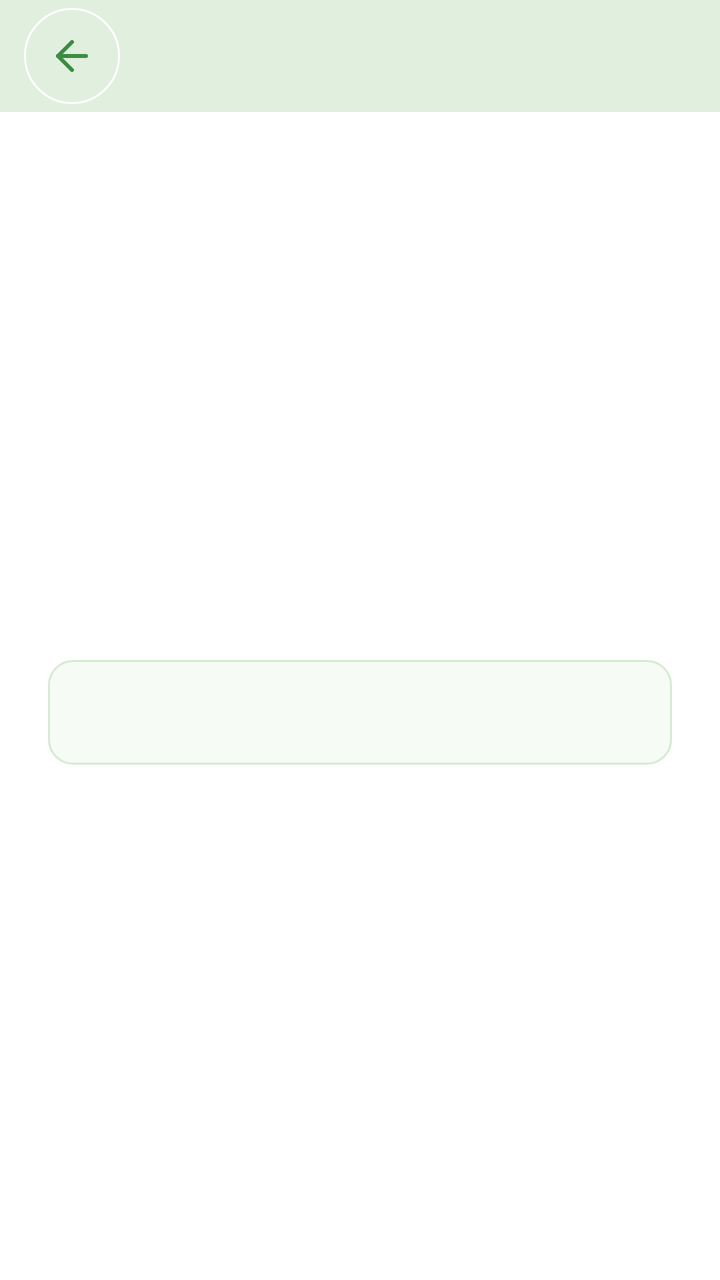
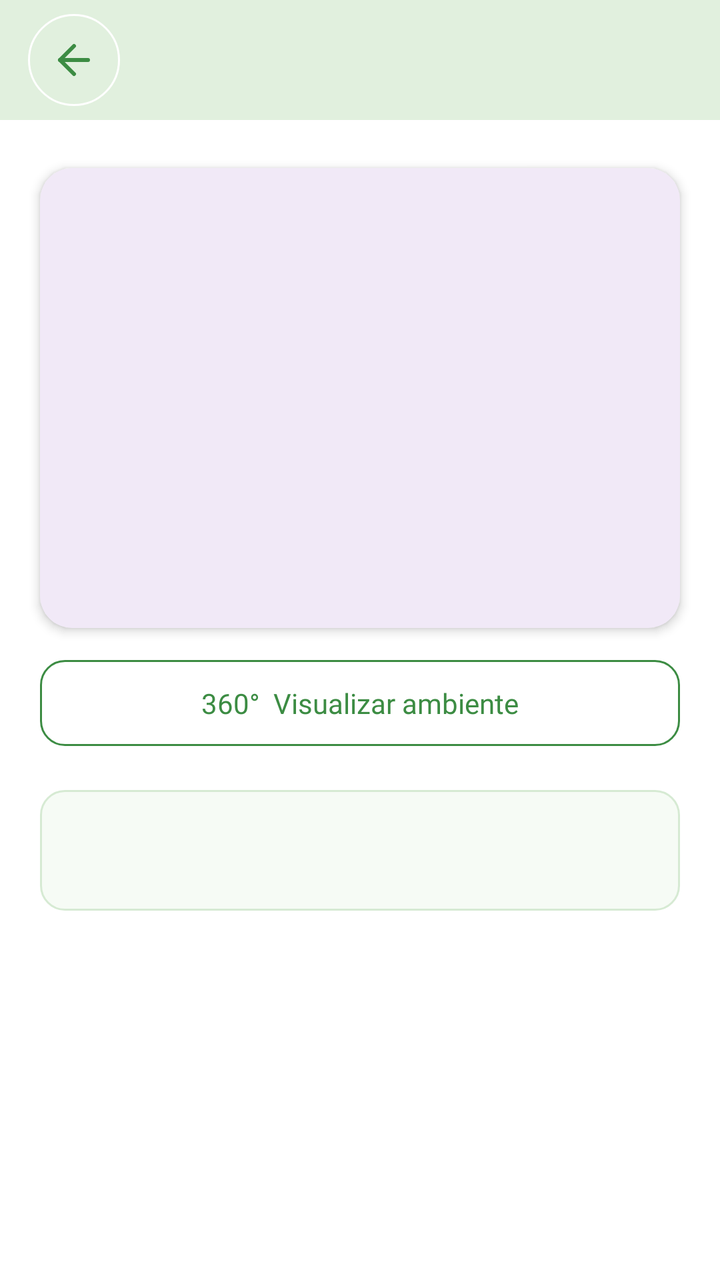

The first picture is an Android layout as it rendered before a commit; the second is the same layout after the commit. The layout source and the unified diff follow.
<!-- AndroidManifest.xml: application theme Theme.MapsIF -->
<!-- res/layout/activity_detalhe_sala.xml -->
<?xml version="1.0" encoding="utf-8"?>
<ScrollView
    xmlns:android="http://schemas.android.com/apk/res/android"
    xmlns:app="http://schemas.android.com/apk/res-auto"
    xmlns:tools="http://schemas.android.com/tools"
    android:layout_width="match_parent"
    android:layout_height="match_parent"
    android:fillViewport="true"
    android:background="@color/sobre_branco_fundo">

    <androidx.constraintlayout.widget.ConstraintLayout
        android:id="@+id/main"
        android:layout_width="match_parent"
        android:layout_height="wrap_content"
        android:paddingBottom="24dp"
        tools:context=".DetalheSalaActivity">

        
        <androidx.constraintlayout.widget.ConstraintLayout
            android:id="@+id/headerContainer"
            android:layout_width="0dp"
            android:layout_height="56dp"
            android:background="@color/sobre_verde_claro_header"
            app:layout_constraintTop_toTopOf="parent"
            app:layout_constraintStart_toStartOf="parent"
            app:layout_constraintEnd_toEndOf="parent">

            
            <ImageButton
                android:id="@+id/btnVoltar"
                android:layout_width="48dp"
                android:layout_height="48dp"
                android:layout_marginStart="12dp"
                android:background="@drawable/sobre_btn_circular_contorno"
                android:src="@drawable/sobre_ic_voltar"
                android:contentDescription="Botão de voltar"
                app:tint="@color/sobre_verde_primario"
                app:layout_constraintStart_toStartOf="parent"
                app:layout_constraintTop_toTopOf="parent"
                app:layout_constraintBottom_toBottomOf="parent" />

            
            <TextView
                android:id="@+id/txtTituloDetalhe"
                android:layout_width="0dp"
                android:layout_height="wrap_content"
                android:layout_marginStart="10dp"
                android:layout_marginEnd="16dp"
                android:fontFamily="@font/poppins_semibold"
                android:textColor="@color/sobre_texto_primario"
                android:textSize="20sp"
                app:layout_constraintStart_toEndOf="@id/btnVoltar"
                app:layout_constraintEnd_toEndOf="parent"
                app:layout_constraintTop_toTopOf="parent"
                app:layout_constraintBottom_toBottomOf="parent" />

        </androidx.constraintlayout.widget.ConstraintLayout>


        
        <ImageView
            android:id="@+id/imgDetalheSala"
            android:layout_width="0dp"
            android:layout_height="230dp"
            android:layout_marginTop="24dp"
            android:layout_marginStart="24dp"
            android:layout_marginEnd="24dp"
            android:scaleType="centerCrop"
            android:contentDescription="Imagem do ambiente"
            app:layout_constraintTop_toBottomOf="@id/headerContainer"
            app:layout_constraintStart_toStartOf="parent"
            app:layout_constraintEnd_toEndOf="parent" />


        
        <androidx.constraintlayout.widget.ConstraintLayout
            android:id="@+id/cardDescricao"
            android:layout_width="0dp"
            android:layout_height="wrap_content"
            android:layout_marginTop="20dp"
            android:layout_marginStart="24dp"
            android:layout_marginEnd="24dp"
            android:padding="16dp"
            android:background="@drawable/geral_bg_card"
            app:layout_constraintTop_toBottomOf="@id/imgDetalheSala"
            app:layout_constraintStart_toStartOf="parent"
            app:layout_constraintEnd_toEndOf="parent">

            <TextView
                android:id="@+id/txtDescricaoDetalhe"
                android:layout_width="0dp"
                android:layout_height="wrap_content"
                android:fontFamily="@font/poppins"
                android:textColor="@color/sobre_texto_secundario"
                android:textSize="15sp"
                android:lineSpacingExtra="4dp"
                app:layout_constraintTop_toTopOf="parent"
                app:layout_constraintStart_toStartOf="parent"
                app:layout_constraintEnd_toEndOf="parent"
                app:layout_constraintBottom_toBottomOf="parent" />

        </androidx.constraintlayout.widget.ConstraintLayout>

    </androidx.constraintlayout.widget.ConstraintLayout>

</ScrollView>
<!-- resources referenced by this layout -->
<resources>
  <color name="sobre_branco_fundo">#FFFFFFFF</color>
  <color name="sobre_texto_primario">#222222</color>
  <color name="sobre_texto_secundario">#757575</color>
  <color name="sobre_verde_claro_header">#E1F0DE</color>
  <color name="sobre_verde_primario">#3C8C43</color>
  <!-- drawable geral_bg_card (drawable) -->
  <?xml version="1.0" encoding="utf-8"?>
  <shape xmlns:android="http://schemas.android.com/apk/res/android"
      android:shape="rectangle">
  
      <solid android:color="@color/main_verde_claro_fundo_card" />
  
      <corners android:radius="12dp" />
  
      <stroke
          android:width="1dp"
          android:color="@color/main_verde_borda_card" />
  </shape>
  <!-- drawable sobre_btn_circular_contorno (drawable) -->
  <?xml version="1.0" encoding="utf-8"?>
  <shape xmlns:android="http://schemas.android.com/apk/res/android"
      android:shape="oval">
      <solid android:color="@android:color/transparent" />
      <stroke
          android:width="1dp"
          android:color="@android:color/white" />
  </shape>
  <!-- drawable sobre_ic_voltar (drawable) -->
  <vector xmlns:android="http://schemas.android.com/apk/res/android"
      android:width="24dp"
      android:height="24dp"
      android:viewportWidth="24"
      android:viewportHeight="24">
  <path
             android:pathData="m12,19 l-7,-7 7,-7"
             android:strokeLineJoin="round"
             android:strokeWidth="2"
             android:fillColor="#00000000"
             android:strokeColor="@color/sobre_verde_primario"
             android:strokeLineCap="round"/>
    <path
        android:pathData="M19,12H5"
        android:strokeLineJoin="round"
        android:strokeWidth="2"
        android:fillColor="#00000000"
        android:strokeColor="@color/sobre_verde_primario"
        android:strokeLineCap="round"/>
  </vector>
  <style name="Theme.MapsIF" parent="Base.Theme.MapsIF" />
  <color name="main_verde_claro_fundo_card">#F6FBF5</color>
  <color name="main_verde_borda_card">#D6EAD3</color>
  <style name="Base.Theme.MapsIF" parent="Theme.Material3.DayNight.NoActionBar">
          
          
      </style>
</resources>

<!-- the commit's change to res/layout/activity_detalhe_sala.xml (unified diff, before → after) -->
@@ -12,25 +12,24 @@
         android:id="@+id/main"
         android:layout_width="match_parent"
         android:layout_height="wrap_content"
-        android:paddingBottom="24dp"
+        android:paddingBottom="32dp"
         tools:context=".DetalheSalaActivity">
 
         
         <androidx.constraintlayout.widget.ConstraintLayout
             android:id="@+id/headerContainer"
             android:layout_width="0dp"
-            android:layout_height="56dp"
+            android:layout_height="60dp"
             android:background="@color/sobre_verde_claro_header"
             app:layout_constraintTop_toTopOf="parent"
             app:layout_constraintStart_toStartOf="parent"
             app:layout_constraintEnd_toEndOf="parent">
 
-            
             <ImageButton
-                android:id="@+id/btnVoltar"
-                android:layout_width="48dp"
-                android:layout_height="48dp"
-                android:layout_marginStart="12dp"
+                android:id="@+id/btnVoltarDetalhe"
+                android:layout_width="46dp"
+                android:layout_height="46dp"
+                android:layout_marginStart="14dp"
                 android:background="@drawable/sobre_btn_circular_contorno"
                 android:src="@drawable/sobre_ic_voltar"
                 android:contentDescription="Botão de voltar"
@@ -39,50 +38,94 @@
                 app:layout_constraintTop_toTopOf="parent"
                 app:layout_constraintBottom_toBottomOf="parent" />
 
-            
             <TextView
                 android:id="@+id/txtTituloDetalhe"
                 android:layout_width="0dp"
                 android:layout_height="wrap_content"
-                android:layout_marginStart="10dp"
-                android:layout_marginEnd="16dp"
+                android:layout_marginStart="12dp"
+                android:layout_marginEnd="20dp"
                 android:fontFamily="@font/poppins_semibold"
                 android:textColor="@color/sobre_texto_primario"
-                android:textSize="20sp"
-                app:layout_constraintStart_toEndOf="@id/btnVoltar"
+                android:textSize="19sp"
+                android:maxLines="2"
+                android:ellipsize="end"
+                app:layout_constraintStart_toEndOf="@id/btnVoltarDetalhe"
                 app:layout_constraintEnd_toEndOf="parent"
                 app:layout_constraintTop_toTopOf="parent"
                 app:layout_constraintBottom_toBottomOf="parent" />
 
         </androidx.constraintlayout.widget.ConstraintLayout>
 
-
         
-        <ImageView
-            android:id="@+id/imgDetalheSala"
+        <com.google.android.material.card.MaterialCardView
+            android:id="@+id/cardImagemSala"
             android:layout_width="0dp"
             android:layout_height="230dp"
             android:layout_marginTop="24dp"
-            android:layout_marginStart="24dp"
-            android:layout_marginEnd="24dp"
-            android:scaleType="centerCrop"
-            android:contentDescription="Imagem do ambiente"
+            android:layout_marginStart="20dp"
+            android:layout_marginEnd="20dp"
+            app:cardCornerRadius="16dp"
+            app:cardElevation="3dp"
+            app:strokeWidth="0dp"
             app:layout_constraintTop_toBottomOf="@id/headerContainer"
             app:layout_constraintStart_toStartOf="parent"
-            app:layout_constraintEnd_toEndOf="parent" />
+            app:layout_constraintEnd_toEndOf="parent">
 
+            <ImageView
+                android:id="@+id/imgDetalheSala"
+                android:layout_width="match_parent"
+                android:layout_height="match_parent"
+                android:scaleType="centerCrop"
+                android:contentDescription="Imagem do ambiente" />
+
+        </com.google.android.material.card.MaterialCardView>
+
+        
+        <androidx.constraintlayout.widget.ConstraintLayout
+            android:id="@+id/btnVisualizar360"
+            android:layout_width="0dp"
+            android:layout_height="wrap_content"
+            android:layout_marginTop="16dp"
+            android:layout_marginStart="20dp"
+            android:layout_marginEnd="20dp"
+            android:paddingStart="16dp"
+            android:paddingEnd="16dp"
+            android:paddingTop="12dp"
+            android:paddingBottom="12dp"
+            android:background="@drawable/sobre_btn_contorno"
+            android:clickable="true"
+            android:focusable="true"
+            android:contentDescription="Visualizar ambiente em 360 graus"
+            app:layout_constraintTop_toBottomOf="@id/cardImagemSala"
+            app:layout_constraintStart_toStartOf="parent"
+            app:layout_constraintEnd_toEndOf="parent">
+
+            <TextView
+                android:id="@+id/txtVisualizar360"
+                android:layout_width="wrap_content"
+                android:layout_height="wrap_content"
+                android:text="360°  Visualizar ambiente"
+                android:textColor="@color/sobre_verde_primario"
+                android:textSize="14sp"
+                android:fontFamily="@font/poppins_semibold"
+                app:layout_constraintTop_toTopOf="parent"
+                app:layout_constraintBottom_toBottomOf="parent"
+                app:layout_constraintStart_toStartOf="parent"
+                app:layout_constraintEnd_toEndOf="parent" />
+
+        </androidx.constraintlayout.widget.ConstraintLayout>
 
         
         <androidx.constraintlayout.widget.ConstraintLayout
             android:id="@+id/cardDescricao"
             android:layout_width="0dp"
             android:layout_height="wrap_content"
-            android:layout_marginTop="20dp"
-            android:layout_marginStart="24dp"
-            android:layout_marginEnd="24dp"
-            android:padding="16dp"
+            android:layout_marginTop="22dp"
+            android:layout_marginStart="20dp"
+            android:layout_marginEnd="20dp"
+            android:padding="20dp"
             android:background="@drawable/geral_bg_card"
-            app:layout_constraintTop_toBottomOf="@id/imgDetalheSala"
+            app:layout_constraintTop_toBottomOf="@id/btnVisualizar360"
             app:layout_constraintStart_toStartOf="parent"
             app:layout_constraintEnd_toEndOf="parent">
 
@@ -93,7 +136,7 @@
                 android:fontFamily="@font/poppins"
                 android:textColor="@color/sobre_texto_secundario"
                 android:textSize="15sp"
-                android:lineSpacingExtra="4dp"
+                android:lineSpacingExtra="5dp"
                 app:layout_constraintTop_toTopOf="parent"
                 app:layout_constraintStart_toStartOf="parent"
                 app:layout_constraintEnd_toEndOf="parent"
<!-- resource entries referenced after the edit -->
@@ -26,6 +26,16 @@
       <stroke
           android:width="1dp"
           android:color="@android:color/white" />
+  </shape>
+  <!-- drawable sobre_btn_contorno (drawable) -->
+  <?xml version="1.0" encoding="utf-8"?>
+  <shape xmlns:android="http://schemas.android.com/apk/res/android"
+      android:shape="rectangle">
+      <solid android:color="@android:color/transparent" />
+      <corners android:radius="12dp" />
+      <stroke
+          android:width="1dp"
+          android:color="@color/sobre_verde_primario" />
   </shape>
   <!-- drawable sobre_ic_voltar (drawable) -->
   <vector xmlns:android="http://schemas.android.com/apk/res/android"
